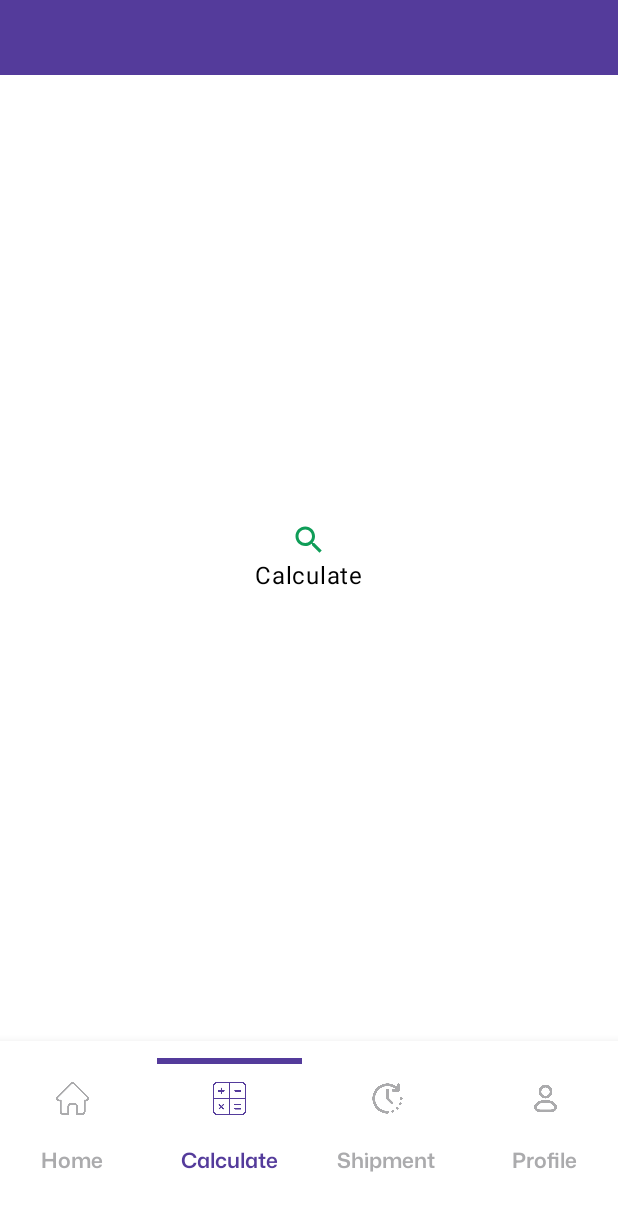
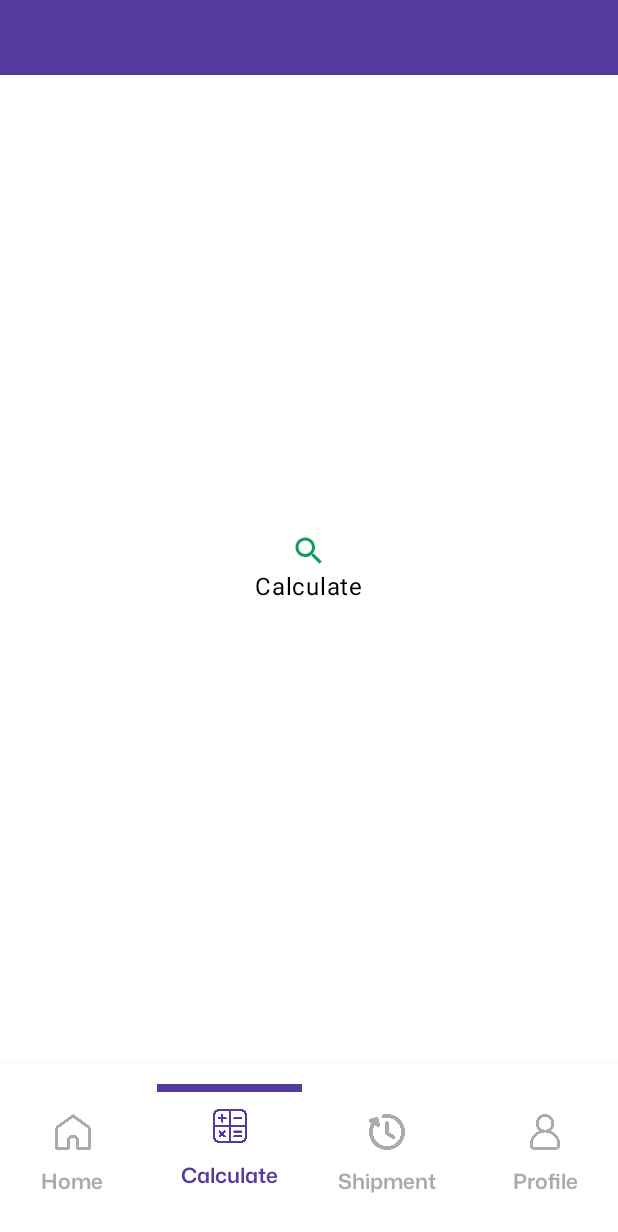
Before and after one commit to darmilola/MoniePointTest, an Android app built with Jetpack Compose: the SearchReceiptScreen screen opened through its navigation route, item 2 of the bottom bar chosen, on a phone screen of 412 x 824 dp. Shown: the top 1232 px of the screen. Run offline under Robolectric (Android 15) with nearby library versions, the phone set to English and light mode, and no system bars.

Commit message:
Implemented SearchReceiptItem

```diff
--- a/app/src/main/java/com/assignment/moniepointtest/presentation/home/widget/SearchReceiptNumber.kt
+++ b/app/src/main/java/com/assignment/moniepointtest/presentation/home/widget/SearchReceiptNumber.kt
@@ -50,16 +50,14 @@ fun SearchBarWidget(onFocused:() -> Unit, onValueChange:(String) -> Unit) {
         .height(50.dp)
         .background(color = Color.White, shape = CircleShape)
 
-    Row(modifier = modifier,
-        horizontalArrangement = Arrangement.Start,
-        verticalAlignment = Alignment.CenterVertically) {
+    Box(modifier = modifier) {
 
-        Box(modifier = Modifier.fillMaxHeight().weight(1f), contentAlignment = Alignment.Center){
+        Box(modifier = Modifier.height(50.dp).width(40.dp), contentAlignment = Alignment.Center){
             ImageComponent(modifier = Modifier
-                .size(18.dp), imageRes = R.drawable.search, colorFilter = ColorFilter.tint(color = PrimaryColor))
+                .size(16.dp), imageRes = R.drawable.search, colorFilter = ColorFilter.tint(color = PrimaryColor))
         }
 
-        Box(modifier = Modifier.fillMaxHeight().weight(5f), contentAlignment = Alignment.Center) {
+        Box(modifier = Modifier.fillMaxSize().padding(start = 40.dp, end = 50.dp), contentAlignment = Alignment.Center) {
             TextFieldComponent(
                 text = text,
                 readOnly = false,
@@ -78,12 +76,12 @@ fun SearchBarWidget(onFocused:() -> Unit, onValueChange:(String) -> Unit) {
                     }
                    },
                 isPasswordField = false,
-                placeholderTextSize = 17f
+                placeholderTextSize = 15f
             )
         }
-        Box(modifier = Modifier.fillMaxHeight().weight(1f).padding(5.dp), contentAlignment = Alignment.Center){
+        Box(modifier = Modifier.fillMaxSize().padding(5.dp), contentAlignment = Alignment.CenterEnd){
 
-            Box(modifier = Modifier.size(45.dp).background(color = Orange, shape = CircleShape), contentAlignment = Alignment.Center){
+            Box(modifier = Modifier.size(40.dp).background(color = Orange, shape = CircleShape), contentAlignment = Alignment.Center){
 
                 ImageComponent(modifier = Modifier
                     .size(18.dp), imageRes = R.drawable.filter, colorFilter = ColorFilter.tint(color = Color.White))
@@ -95,24 +93,23 @@ fun SearchBarWidget(onFocused:() -> Unit, onValueChange:(String) -> Unit) {
 
 @Composable
 fun HomeSearchBarWidget(onFocused:() -> Unit) {
+    var text by remember { mutableStateOf("") }
     val modifier  = Modifier
         .fillMaxWidth()
         .height(50.dp)
         .background(color = Color.White, shape = CircleShape)
 
-    Row(modifier = modifier,
-        horizontalArrangement = Arrangement.Start,
-        verticalAlignment = Alignment.CenterVertically) {
+    Box(modifier = modifier) {
 
-        Box(modifier = Modifier.fillMaxHeight().weight(1f), contentAlignment = Alignment.Center){
+        Box(modifier = Modifier.height(50.dp).width(40.dp), contentAlignment = Alignment.Center){
             ImageComponent(modifier = Modifier
-                .size(18.dp), imageRes = R.drawable.search, colorFilter = ColorFilter.tint(color = PrimaryColor))
+                .size(16.dp), imageRes = R.drawable.search, colorFilter = ColorFilter.tint(color = PrimaryColor))
         }
 
-        Box(modifier = Modifier.fillMaxHeight().weight(6f), contentAlignment = Alignment.Center) {
+        Box(modifier = Modifier.fillMaxSize().padding(start = 40.dp, end = 50.dp), contentAlignment = Alignment.Center) {
             TextComponent(
                 text = "Enter the receipt number...",
-                fontSize = 18,
+                fontSize = 16,
                 textStyle = MaterialTheme.typography.titleMedium,
                 textColor = DarkGray,
                 textAlign = TextAlign.Left,
@@ -126,9 +123,9 @@ fun HomeSearchBarWidget(onFocused:() -> Unit) {
                 },
             )
         }
-        Box(modifier = Modifier.fillMaxHeight().weight(1f).padding(5.dp), contentAlignment = Alignment.Center){
+        Box(modifier = Modifier.fillMaxSize().padding(5.dp), contentAlignment = Alignment.CenterEnd){
 
-            Box(modifier = Modifier.size(45.dp).background(color = Orange, shape = CircleShape), contentAlignment = Alignment.Center){
+            Box(modifier = Modifier.size(40.dp).background(color = Orange, shape = CircleShape), contentAlignment = Alignment.Center){
 
                 ImageComponent(modifier = Modifier
                     .size(18.dp), imageRes = R.drawable.filter, colorFilter = ColorFilter.tint(color = Color.White))
--- a/app/src/main/java/com/assignment/moniepointtest/presentation/home/widget/TopbarProfile.kt
+++ b/app/src/main/java/com/assignment/moniepointtest/presentation/home/widget/TopbarProfile.kt
@@ -9,6 +9,7 @@ import androidx.compose.foundation.layout.fillMaxHeight
 import androidx.compose.foundation.layout.fillMaxSize
 import androidx.compose.foundation.layout.fillMaxWidth
 import androidx.compose.foundation.layout.height
+import androidx.compose.foundation.layout.padding
 import androidx.compose.foundation.layout.size
 import androidx.compose.foundation.layout.width
 import androidx.compose.foundation.layout.wrapContentWidth
@@ -39,7 +40,7 @@ fun TopBarProfile(){
                 Box(Modifier.size(50.dp), contentAlignment = Alignment.Center) {
                     Box(
                         Modifier
-                            .size(50.dp)
+                            .size(40.dp)
                             .background(color = Color.Transparent)
                     ) {
                         val modifier = Modifier
@@ -55,11 +56,11 @@ fun TopBarProfile(){
                 Row(modifier = Modifier.fillMaxWidth().weight(1f)) {
 
                     Box(
-                        modifier = Modifier.fillMaxHeight().width(25.dp),
+                        modifier = Modifier.fillMaxHeight().width(25.dp).padding(top = 3.dp),
                         contentAlignment = Alignment.Center
                     ) {
                         ImageComponent(
-                            modifier = Modifier.size(14.dp),
+                            modifier = Modifier.size(16.dp),
                             imageRes = R.drawable.navigation,
                             colorFilter = ColorFilter.tint(Color.LightGray)
                         )
--- a/app/src/main/java/com/assignment/moniepointtest/presentation/home/widget/TrackingReceiverWidget.kt
+++ b/app/src/main/java/com/assignment/moniepointtest/presentation/home/widget/TrackingReceiverWidget.kt
@@ -89,7 +89,7 @@ fun ReceiverWidget(){
             }
 
         }
-        Column(modifier = Modifier.fillMaxHeight().weight(1f),horizontalAlignment = Alignment.Start, verticalArrangement = Arrangement.Center) {
+        Column(modifier = Modifier.fillMaxHeight().weight(1.5f),horizontalAlignment = Alignment.Start, verticalArrangement = Arrangement.Center) {
 
 
             Box(
--- a/app/src/main/java/com/assignment/moniepointtest/presentation/home/widget/TrackingSenderWidget.kt
+++ b/app/src/main/java/com/assignment/moniepointtest/presentation/home/widget/TrackingSenderWidget.kt
@@ -91,7 +91,7 @@ fun SenderWidget(){
             }
 
         }
-        Column(modifier = Modifier.fillMaxHeight().weight(1f),horizontalAlignment = Alignment.Start, verticalArrangement = Arrangement.Center) {
+        Column(modifier = Modifier.fillMaxHeight().weight(1.5f),horizontalAlignment = Alignment.Start, verticalArrangement = Arrangement.Center) {
 
 
             Box(
--- a/app/src/main/java/com/assignment/moniepointtest/presentation/screens/MainActivity.kt
+++ b/app/src/main/java/com/assignment/moniepointtest/presentation/screens/MainActivity.kt
@@ -13,10 +13,12 @@ import androidx.compose.foundation.layout.Column
 import androidx.compose.foundation.layout.PaddingValues
 import androidx.compose.foundation.layout.RowScope
 import androidx.compose.foundation.layout.fillMaxHeight
+import androidx.compose.foundation.layout.fillMaxSize
 import androidx.compose.foundation.layout.fillMaxWidth
 import androidx.compose.foundation.layout.height
 import androidx.compose.foundation.layout.padding
 import androidx.compose.foundation.layout.size
+import androidx.compose.foundation.layout.wrapContentHeight
 import androidx.compose.foundation.shape.RoundedCornerShape
 import androidx.compose.material3.Card
 import androidx.compose.material3.CardDefaults
@@ -73,40 +75,36 @@ class MainActivity : ComponentActivity() {
                         bottomBar = {
                             Card(colors = CardDefaults.cardColors(containerColor = Color.White),
                                 elevation = CardDefaults.cardElevation(defaultElevation = 10.dp),
-                                shape = RoundedCornerShape(0.dp)
+                                shape = RoundedCornerShape(0.dp),modifier = Modifier.height(115.dp)
                             ) {
                                     NavigationBar(
-                                        modifier = Modifier.padding(0.dp).height(130.dp),
                                         tonalElevation = 10.dp,
                                         // set background color
+                                        modifier = Modifier.fillMaxSize(),
                                         containerColor = Color.White
                                     ) {
                                         TabNavigationItem(
                                             Screen.HomeScreen.route,
                                             navController,
-                                            iconRes = R.drawable.home,
-                                            imageSize = 22,
+                                            iconRes = R.drawable.hut,
                                             title = "Home"
                                         )
                                         TabNavigationItem(
                                             Screen.CalculateScreen.route,
                                             navController,
-                                            iconRes = R.drawable.keys,
-                                            imageSize = 22,
+                                            iconRes = R.drawable.math,
                                             title = "Calculate"
                                         )
                                         TabNavigationItem(
                                             Screen.ShipmentScreen.route,
                                             navController,
                                             iconRes = R.drawable.time,
-                                            imageSize = 22,
                                             title = "Shipment"
                                         )
                                         TabNavigationItem(
                                             Screen.ProfileScreen.route,
                                             navController,
-                                            iconRes = R.drawable.user,
-                                            imageSize = 22,
+                                            iconRes = R.drawable.avatar,
                                             title = "Profile"
                                         )
 
@@ -175,7 +173,7 @@ fun NavHostContainer(
 }
 
 @Composable
-private fun RowScope.TabNavigationItem(route: String, navController: NavHostController, iconRes: Int, imageSize: Int = 30, title: String = "Home") {
+private fun RowScope.TabNavigationItem(route: String, navController: NavHostController, iconRes: Int, title: String = "Home") {
     var selectionTint by remember { mutableStateOf(PrimaryColor) }
     var handleTint by remember { mutableStateOf(PrimaryColor) }
 
@@ -205,7 +203,7 @@ private fun RowScope.TabNavigationItem(route: String, navController: NavHostCont
     }
 
     NavigationBarItem(
-        modifier = Modifier.padding(bottom = 30.dp).height(50.dp),
+        modifier = Modifier.padding(0.dp).height(80.dp),
         selected = currentRoute == route,
         // navigate on click
         onClick = {
@@ -214,16 +212,29 @@ private fun RowScope.TabNavigationItem(route: String, navController: NavHostCont
         // Icon of navItem
         icon = {
             Column(verticalArrangement = Arrangement.Top,
-                horizontalAlignment = Alignment.CenterHorizontally) {
+                horizontalAlignment = Alignment.CenterHorizontally, modifier = Modifier.fillMaxSize()) {
 
-                Box(modifier = Modifier.fillMaxWidth().height(4.dp)
+                Box(modifier = Modifier.fillMaxWidth().height(5.dp)
                     .background(color = handleTint), contentAlignment = Alignment.Center){}
 
-                Box(modifier = Modifier.fillMaxWidth().fillMaxHeight(), contentAlignment = Alignment.Center) {
+                Box(modifier = Modifier.fillMaxWidth().height(45.dp), contentAlignment = Alignment.Center) {
                     ImageComponent(
-                        modifier = Modifier.size(imageSize.dp),
+                        modifier = Modifier.size(24.dp),
                         imageRes = iconRes,
                         colorFilter = ColorFilter.tint(selectionTint)
+                    )
+                }
+                Box(modifier = Modifier.fillMaxWidth().height(20.dp), contentAlignment = Alignment.TopCenter) {
+                    TextComponent(
+                        text = title,
+                        fontSize = 14,
+                        textStyle = TextStyle(),
+                        textColor = selectionTint,
+                        textAlign = TextAlign.Left,
+                        fontWeight = FontWeight.SemiBold,
+                        lineHeight = 20,
+                        fontFamily = monaSansFamily,
+                        textModifier = Modifier
                     )
                 }
             }
@@ -232,21 +243,19 @@ private fun RowScope.TabNavigationItem(route: String, navController: NavHostCont
 
         // label
         label = {
-            TextComponent(
+        /*    TextComponent(
                 text = title,
                 fontSize = 14,
                 textStyle = TextStyle(),
                 textColor = selectionTint,
                 textAlign = TextAlign.Left,
                 fontWeight = FontWeight.SemiBold,
-                lineHeight = 30,
+                lineHeight = 20,
                 fontFamily = monaSansFamily,
-                textModifier = Modifier.padding(
-                    end = 10.dp,
-                    start = 10.dp
-                ))
+                textModifier = Modifier.background(color = Color.Red).padding(0.dp))*/
+
         },
-        alwaysShowLabel = true,
+        alwaysShowLabel = false,
 
         colors = NavigationBarItemDefaults.colors(
             selectedIconColor = Color.Red,
--- a/app/src/main/java/com/assignment/moniepointtest/presentation/searchReceiptNumber/SearchReceiptNumber.kt
+++ b/app/src/main/java/com/assignment/moniepointtest/presentation/searchReceiptNumber/SearchReceiptNumber.kt
@@ -68,7 +68,7 @@ fun SearchReceiptScreen(onBackPressed:() -> Unit, sharedTransitionScope: SharedT
                     colors = CardDefaults.cardColors(containerColor = Color.White),
                     elevation = CardDefaults.cardElevation(defaultElevation = 1.dp),
                     shape = RoundedCornerShape(15.dp),
-                    modifier = Modifier.fillMaxWidth().height(500.dp)
+                    modifier = Modifier.fillMaxWidth().height(400.dp)
                 ) {
                     val list = populateList()
                     LazyColumn(modifier = Modifier.fillMaxSize()) {
--- a/app/src/main/java/com/assignment/moniepointtest/presentation/searchReceiptNumber/widget/ReceiptItemWidget.kt
+++ b/app/src/main/java/com/assignment/moniepointtest/presentation/searchReceiptNumber/widget/ReceiptItemWidget.kt
@@ -41,9 +41,9 @@ fun SearchShipmentNumberWidget(searchReceiptItem: SearchReceiptItem){
 
     val modifier  = Modifier
         .fillMaxWidth()
-        .height(80.dp)
+        .height(70.dp)
 
-    Column(modifier = Modifier.fillMaxWidth().height(100.dp).padding(start = 15.dp, end = 15.dp)) {
+    Column(modifier = Modifier.fillMaxWidth().height(80.dp).padding(start = 10.dp, end = 10.dp)) {
 
         Row(
             modifier = modifier,
@@ -73,7 +73,7 @@ fun SearchShipmentNumberWidget(searchReceiptItem: SearchReceiptItem){
                 ) {
                     TextComponent(
                         text = searchReceiptItem.itemName,
-                        fontSize = 18,
+                        fontSize = 16,
                         textStyle = MaterialTheme.typography.titleMedium,
                         textColor = Color.Black,
                         textAlign = TextAlign.Left,
@@ -91,7 +91,7 @@ fun SearchShipmentNumberWidget(searchReceiptItem: SearchReceiptItem){
                 ) {
                     TextComponent(
                         text = searchReceiptItem.receiptNumber,
-                        fontSize = 16,
+                        fontSize = 14,
                         textStyle = MaterialTheme.typography.titleMedium,
                         textColor = DarkGray,
                         textAlign = TextAlign.Left,
@@ -110,7 +110,7 @@ fun SearchShipmentNumberWidget(searchReceiptItem: SearchReceiptItem){
 
                     TextComponent(
                         text = searchReceiptItem.fromCountry,
-                        fontSize = 16,
+                        fontSize = 14,
                         textStyle = MaterialTheme.typography.titleMedium,
                         textColor = DarkGray,
                         textAlign = TextAlign.Left,
@@ -130,7 +130,7 @@ fun SearchShipmentNumberWidget(searchReceiptItem: SearchReceiptItem){
 
                     TextComponent(
                         text = searchReceiptItem.toCountry,
-                        fontSize = 16,
+                        fontSize = 14,
                         textStyle = MaterialTheme.typography.titleMedium,
                         textColor = DarkGray,
                         textAlign = TextAlign.Left,
```
Also changed, not shown: app/src/main/res/drawable/avatar.png (added), app/src/main/res/drawable/hut.png (added), app/src/main/res/drawable/math.png (added), app/src/main/res/drawable/time.png.
